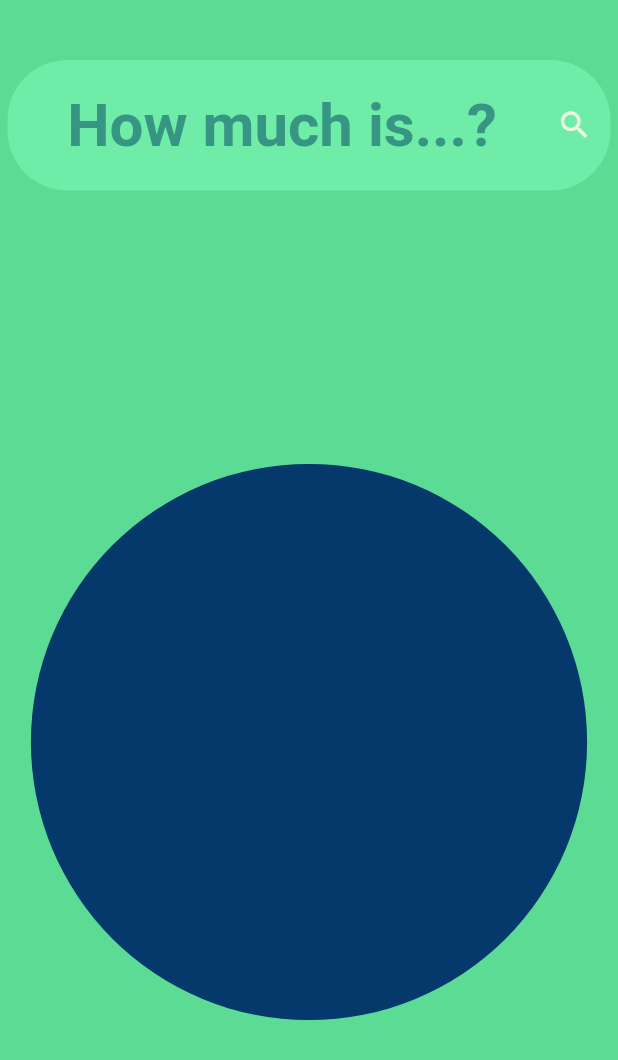
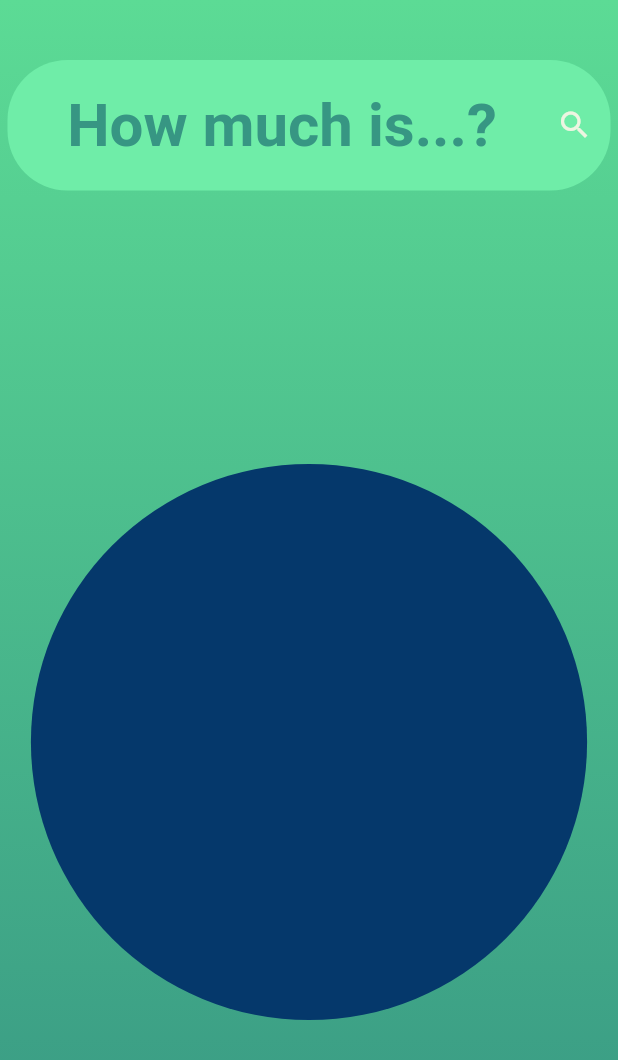
Before and after one commit to g-bulgarit/How-much-is-it, a Flutter app: the screen it shows after launch, on a phone screen of 412 x 824 dp. Shown: the top 1060 px of the screen. Run offline on Flutter 3.47's test engine with Material 2 defaults, Android fonts, the phone set to English and light mode, and no system bars; our stand-ins replace sprintf; Roboto replaces fonts that are missing (Bebas).

Commit message:
Added a gradient

```diff
--- a/lib/main.dart
+++ b/lib/main.dart
@@ -32,10 +32,16 @@ class UserTextInput extends State<TextInput>{
     return new Scaffold(
       backgroundColor: backgroundColorMain,
       body: new Container(
-        // decoration: BoxDecoration(
-        //   image: DecorationImage(image: AssetImage("assets/app_bg.png")
-        //   ),
-        // ),
+        decoration: BoxDecoration(
+          gradient: LinearGradient(
+            colors: [backgroundColorMain, textColorHint],
+            begin: Alignment.topCenter,
+            end: Alignment.bottomCenter,
+
+            ),
+          ),
+
+
         padding: EdgeInsets.only(top: 40,
                                  bottom: 40,
                                  right: 5,
@@ -129,7 +135,8 @@ class UserTextInput extends State<TextInput>{
                       fontFamily: 'Bebas',
                       fontWeight: FontWeight.bold,
                       fontSize: 30,
-                  ),),
+                    ),
+                  ),
                 )
               ),
             ],
@@ -191,7 +198,6 @@ class UserTextInput extends State<TextInput>{
                                       inUnit.toString(),
                                       calculatedValue,
                                       toUnit.toString()]);
-
     return oStr;
   }
 
```
